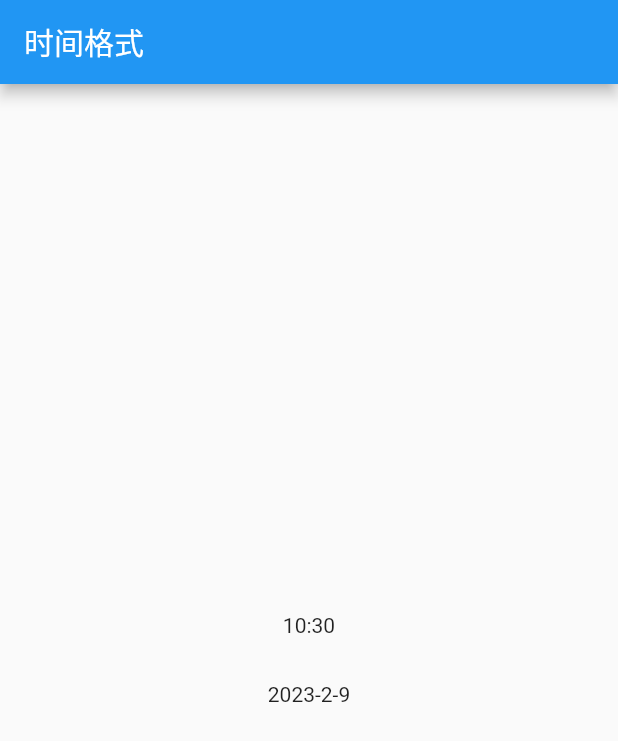
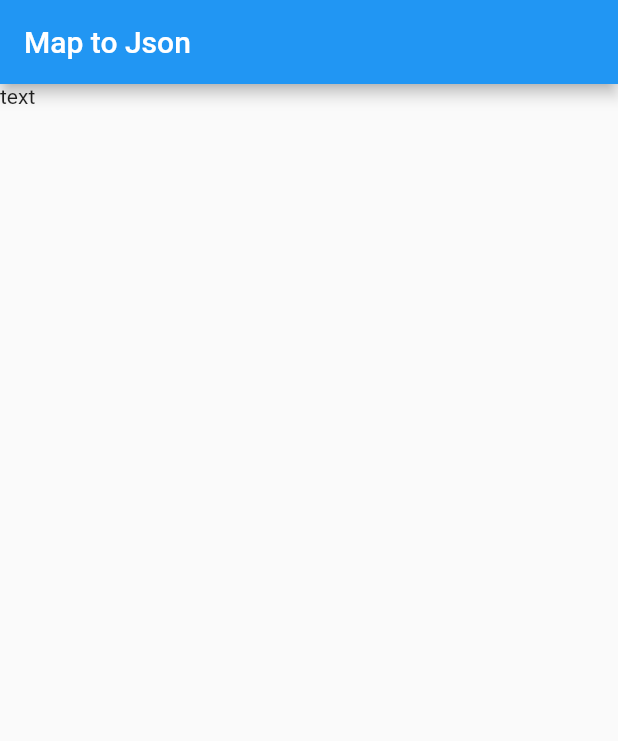
Before and after one commit to gongjianOnline/flutterDome, a Flutter app: the screen it shows after launch, on a phone screen of 412 x 824 dp. Shown: the top 741 px of the screen. Run offline on Flutter 3.47's test engine with Material 2 defaults, Android fonts, the phone set to English and light mode, and no system bars.

Commit message:
41小结map和json格式互转完结

```diff
--- a/lib/main.dart
+++ b/lib/main.dart
@@ -1,18 +1,8 @@
 import 'package:flutter/material.dart';
-import 'package:flutter_localizations/flutter_localizations.dart';
+import "dart:convert";
 void main(){
-  runApp(const MaterialApp(
-    home:MyApp(),
-    localizationsDelegates: [
-      GlobalMaterialLocalizations.delegate,
-      GlobalWidgetsLocalizations.delegate,
-    ],
-    supportedLocales:[
-      //此处
-      Locale('zh', 'CH'),
-      Locale('en', 'US'),
-    ],
-
+  runApp(MaterialApp(
+    home:MyApp()
   ));
 }
 
@@ -24,49 +14,19 @@ class MyApp extends StatefulWidget {
 }
 
 class _MyAppState extends State<MyApp> {
-  TimeOfDay time = TimeOfDay.now();
-  DateTime dateTime = DateTime.now();
+  Map map = {"name":"张三","age":18};
+
   @override
   Widget build(BuildContext context) {
-    print(dateTime);
+    var  xxx = json.encode(map);
+    var aaa = json.decode(xxx);
+    print(aaa);
+
     return Scaffold(
       appBar: AppBar(
-        title:const Text("时间格式")
+        title: const Text("Map to Json"),
       ),
-      body:Center(
-        child: Column(
-          mainAxisAlignment: MainAxisAlignment.center,
-          children: [
-            InkWell(
-              child: Text("${time.hour}:${time.minute}"),
-              onTap: ()async{
-                TimeOfDay? newTime = await showTimePicker(
-                  context: context,
-                  initialTime: time
-                );
-                setState(() {
-                  time = newTime!;
-                });
-              },
-            ),
-            SizedBox(height: 30),
-            InkWell(
-              child: Text("${dateTime.year}-${dateTime.month}-${dateTime.day}"),
-              onTap: ()async{
-                DateTime? newDateTime = await showDatePicker(
-                  context: context,
-                  initialDate: dateTime,
-                  firstDate: DateTime(1990,1,1),
-                  lastDate: DateTime(2050,1,1)
-                );
-                setState(() {
-                  dateTime = newDateTime!;
-                });
-              },
-            )
-          ],
-        ),
-      )
+      body:Text("text")
     );
   }
 }
```
Also changed, not shown: lib/main2.dart (deleted).
